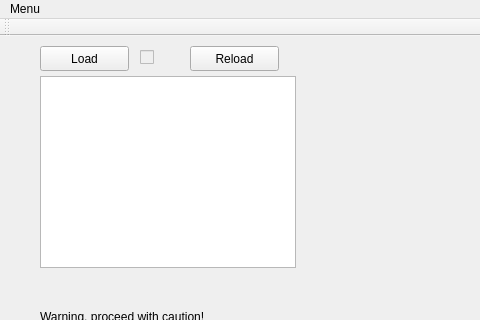
First picture: the form in mainwindow.ui, repository mkubasz/Utils, before the edit; both pictures show x 0 to 480 and y 0 to 320 of the 669 by 444 pixel window.
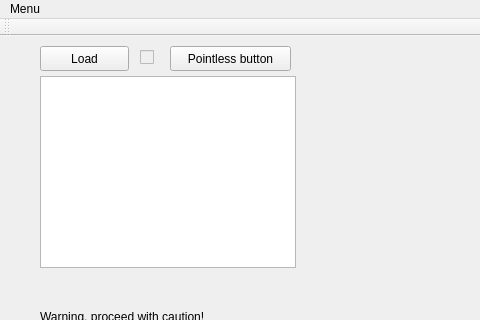
Second picture: the form after the edit.

Commit message: Load default config at startup.

What changed in the file:
```diff
--- a/mainwindow.ui
+++ b/mainwindow.ui
@@ -78,14 +78,14 @@
    <widget class="QPushButton" name="reload">
     <property name="geometry">
      <rect>
-      <x>190</x>
+      <x>170</x>
       <y>10</y>
-      <width>89</width>
+      <width>121</width>
       <height>25</height>
      </rect>
     </property>
     <property name="text">
-     <string>Reload</string>
+     <string>Pointless button</string>
     </property>
    </widget>
    <widget class="QLabel" name="label">
```
The commit also changes 2 other files.
